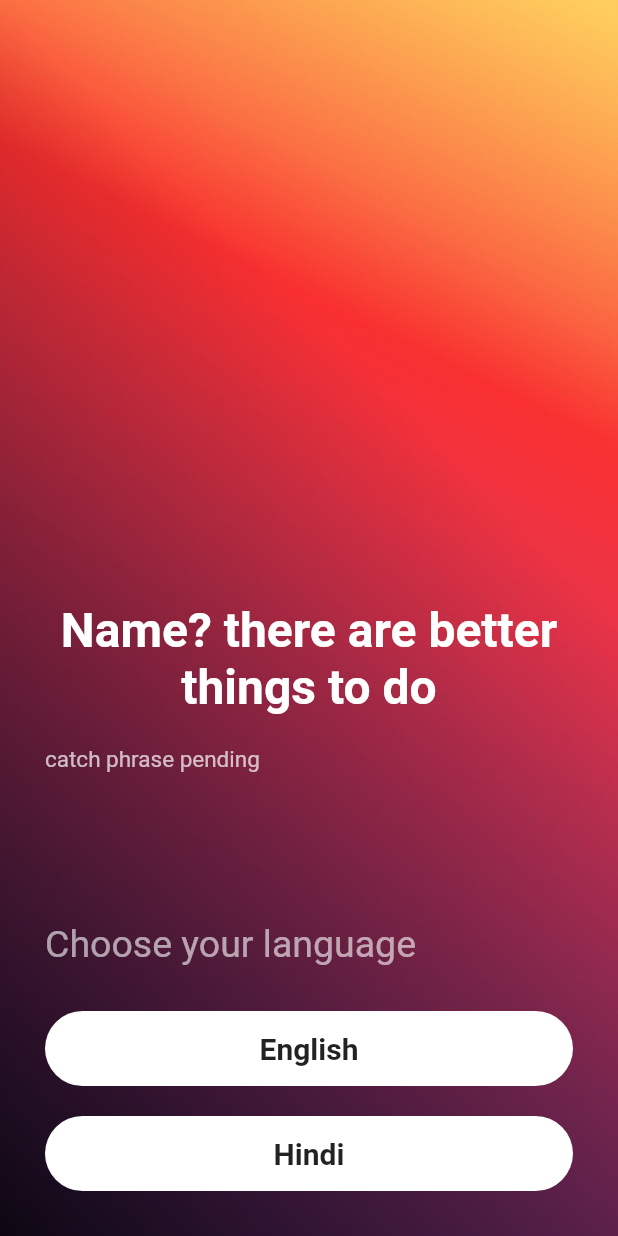
After one commit to Snimm/fools-flutter-3, a Flutter app: the screen it shows after launch, on a phone screen of 412 x 824 dp. The commit adds this screen. Run offline on Flutter 3.47's test engine with Material 2 defaults, Android fonts, the phone set to English and light mode, and no system bars.

Commit message:
added: wrapper

```diff
--- a/lib/main.dart
+++ b/lib/main.dart
@@ -1,9 +1,8 @@
-
-
 import 'package:flutter/material.dart';
 import 'package:untitled2/customWidget.dart';
 import 'package:untitled2/login.dart';
 import 'package:untitled2/register.dart';
+import 'package:untitled2/utilities/wrapper.dart';
 
 void main() => runApp(MaterialApp(
       debugShowCheckedModeBanner: false,
@@ -25,21 +24,8 @@ class HomePage extends StatefulWidget {
 class _HomePageState extends State<HomePage> {
   @override
   Widget build(BuildContext context) {
-    return Scaffold(
-      body: Container(
-          width: double.infinity,
-          decoration: BoxDecoration(
-              image: DecorationImage(
-            image: AssetImage('assets/ph.jpg'),
-            fit: BoxFit.cover,
-          )),
-          child: Container(
-            decoration: BoxDecoration(
-                gradient: LinearGradient(begin: Alignment.bottomLeft, colors: [
-              Colors.black.withOpacity(.9),
-              Colors.black.withOpacity(0),
-            ])),
-            child: Padding(
+    return Wrapper(
+      body: Padding(
         padding: const EdgeInsets.all(30.0),
         child: Column(
             crossAxisAlignment: CrossAxisAlignment.start,
@@ -61,7 +47,6 @@ class _HomePageState extends State<HomePage> {
                 style: TextStyle(
                   color: Colors.white70,
                   fontSize: 15,
-
                 ),
               ),
               SizedBox(height: 100),
@@ -71,18 +56,20 @@ class _HomePageState extends State<HomePage> {
                 style: TextStyle(
                   color: Colors.white60,
                   fontSize: 25,
-
                 ),
               ),
-
               SizedBox(height: 30),
-
-                    CustomButtonA(inputText: 'English', destination: 'login',),
+              CustomButtonA(
+                inputText: 'English',
+                destination: 'login',
+              ),
               SizedBox(height: 20),
-                    CustomButtonA(inputText: 'Hindi', destination: 'Register',),
+              CustomButtonA(
+                inputText: 'Hindi',
+                destination: 'Register',
+              ),
             ]),
       ),
-          )),
     );
   }
 }
--- /dev/null
+++ b/lib/utilities/wrapper.dart
@@ -0,0 +1,28 @@
+import 'package:flutter/material.dart';
+
+class Wrapper extends StatelessWidget {
+  final Widget body;
+
+  const Wrapper({required this.body});
+
+  @override
+  Scaffold build(BuildContext context) {
+    return Scaffold(
+      body: Container(
+          width: double.infinity,
+          decoration: BoxDecoration(
+              image: DecorationImage(
+            image: AssetImage('assets/ph.jpg'),
+            fit: BoxFit.cover,
+          )),
+          child: Container(
+              decoration: BoxDecoration(
+                  gradient:
+                      LinearGradient(begin: Alignment.bottomLeft, colors: [
+                Colors.black.withOpacity(.9),
+                Colors.black.withOpacity(0),
+              ])),
+              child: body)),
+    );
+  }
+}
```
Also changed, not shown: 1 other file. Lines whose indentation alone changed are shown as unchanged.
